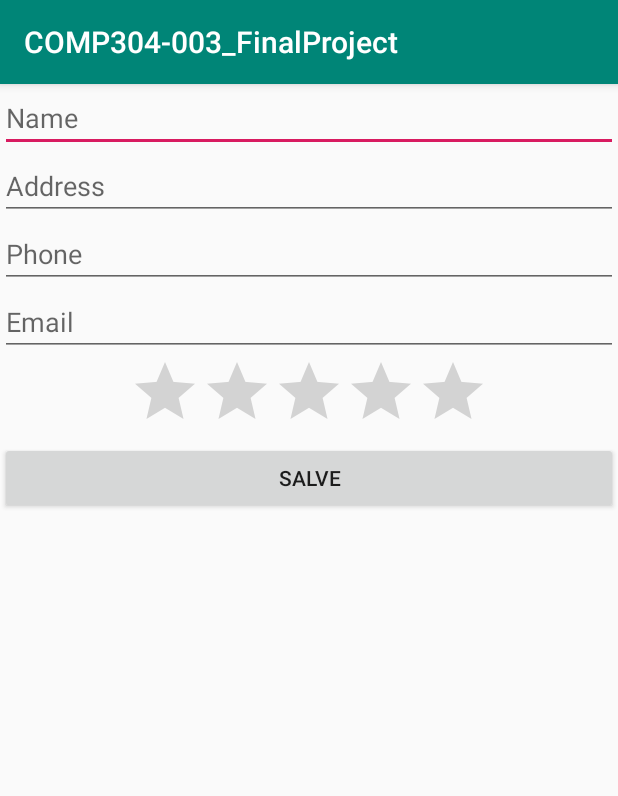
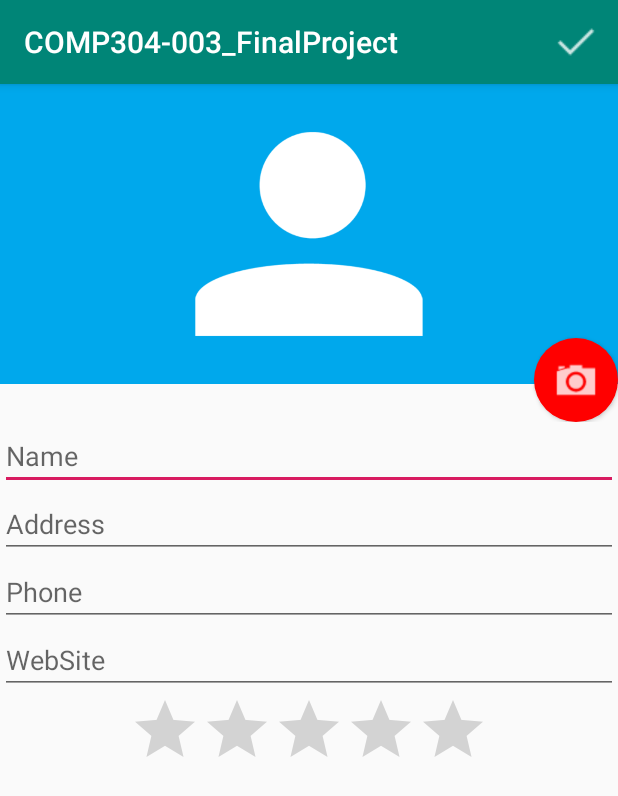
Before and after one commit to harpreetkaur6739/androidproject, an Android app: the AddUser screen opened directly, with no data from a screen before it, on a phone screen of 412 x 824 dp. Shown: the top 796 px of the screen. Run offline under Robolectric (Android 15) with nearby library versions, the phone set to English and light mode, and no system bars.

```diff
--- a/COMP304003_FinalProject/app/src/main/AndroidManifest.xml
+++ b/COMP304003_FinalProject/app/src/main/AndroidManifest.xml
@@ -1,6 +1,9 @@
 <?xml version="1.0" encoding="utf-8"?>
 <manifest xmlns:android="http://schemas.android.com/apk/res/android"
     package="com.example.comp304_003_finalproject">
+
+    <uses-permission android:name="android.permission.CALL_PHONE"/>
+
 
     <application
         android:allowBackup="true"
--- a/COMP304003_FinalProject/app/src/main/java/com/example/comp304_003_finalproject/AddUser.java
+++ b/COMP304003_FinalProject/app/src/main/java/com/example/comp304_003_finalproject/AddUser.java
@@ -1,13 +1,76 @@
 package com.example.comp304_003_finalproject;
 
+import android.content.Intent;
 import android.support.v7.app.AppCompatActivity;
 import android.os.Bundle;
+import android.view.Menu;
+import android.view.MenuInflater;
+import android.view.MenuItem;
+
+import android.widget.EditText;
+import android.widget.Toast;
+
+import com.example.comp304_003_finalproject.database.EmployeeDAO;
+import com.example.comp304_003_finalproject.model.Employee;
 
 public class AddUser extends AppCompatActivity {
+
+    private UserHelper helper;
 
     @Override
     protected void onCreate(Bundle savedInstanceState) {
         super.onCreate(savedInstanceState);
         setContentView(R.layout.activity_add_user);
+
+        helper = new UserHelper (this);
+
+        Intent intent = getIntent();
+
+        Employee employee = (Employee)  intent.getSerializableExtra("employee");
+
+        if (employee !=null) {
+            helper.fieldTheEmployee(employee);
+        }
+
+
+
+    }
+
+    @Override
+    public boolean onCreateOptionsMenu(Menu menu) {
+
+        MenuInflater inflater = getMenuInflater();
+        inflater.inflate(R.menu.menu_adduser, menu);
+
+        return super.onCreateOptionsMenu(menu);
+
+
+    }
+
+    @Override
+    public boolean onOptionsItemSelected(MenuItem item) {
+        switch (item.getItemId()) {
+            case R.id.menu_addUser:
+
+                Employee employee = helper.getEmployee();
+                EmployeeDAO dao = new EmployeeDAO(this);
+
+                if (employee.getId() != null)  {
+                    dao.upadate(employee);
+                } else {
+                    dao.insert(employee);
+                }
+
+
+                dao.close();
+
+                Toast.makeText(AddUser.this, "Salve:" + employee.getName(), Toast.LENGTH_SHORT).show();
+
+                finish();
+                break;
+
+        }
+        return super.onOptionsItemSelected(item);
+
     }
 }
--- /dev/null
+++ b/COMP304003_FinalProject/app/src/main/java/com/example/comp304_003_finalproject/UserHelper.java
@@ -0,0 +1,50 @@
+package com.example.comp304_003_finalproject;
+
+import android.widget.EditText;
+import android.widget.RatingBar;
+
+import com.example.comp304_003_finalproject.model.Employee;
+
+public class UserHelper {
+
+    private final EditText empName;
+    private final EditText empAddress;
+    private final EditText empPhone;
+    private final EditText empSite;
+    private final RatingBar empScore;
+
+    private Employee employee;
+
+    public UserHelper(AddUser activity)  {
+         empName = (EditText) activity.findViewById(R.id.employee_name);
+         empAddress = (EditText) activity.findViewById(R.id.employee_address);
+         empPhone = (EditText) activity.findViewById(R.id.employee_phone);
+         empSite = (EditText) activity.findViewById(R.id.employee_site);
+         empScore = (RatingBar) activity.findViewById(R.id.employee_score);
+
+         employee = new Employee();
+    }
+
+    public Employee getEmployee() {
+
+        Employee employee = new Employee();
+        employee.setName(empName.getText().toString());
+        employee.setAddress(empAddress.getText().toString());
+        employee.setPhone(empPhone.getText().toString());
+        employee.setSite(empSite.getText().toString());
+        employee.setScore(Double.valueOf(empScore.getProgress()));
+
+        return employee;
+
+    }
+
+    public void fieldTheEmployee(Employee employee) {
+        empName.setText(employee.getName());
+        empAddress.setText(employee.getAddress());
+        empPhone.setText(employee.getPhone());
+        empSite.setText(employee.getSite());
+        empScore.setProgress(employee.getScore().intValue());
+
+        this.employee = employee;
+    }
+}
--- a/COMP304003_FinalProject/app/src/main/java/com/example/comp304_003_finalproject/database/DatabaseHandler.java
+++ b/COMP304003_FinalProject/app/src/main/java/com/example/comp304_003_finalproject/database/DatabaseHandler.java
@@ -11,6 +11,7 @@ import com.example.comp304_003_finalproject.R;
 import java.util.ArrayList;
 import java.util.HashMap;
 import java.util.List;
+
 
 public class DatabaseHandler {
 
--- a/COMP304003_FinalProject/app/src/main/java/com/example/comp304_003_finalproject/database/DatabaseManager.java
+++ b/COMP304003_FinalProject/app/src/main/java/com/example/comp304_003_finalproject/database/DatabaseManager.java
@@ -4,6 +4,8 @@ import android.content.Context;
 import android.database.sqlite.SQLiteDatabase;
 import android.database.sqlite.SQLiteOpenHelper;
 import com.example.comp304_003_finalproject.R;
+
+
 
 public class DatabaseManager extends SQLiteOpenHelper {
     //
--- /dev/null
+++ b/COMP304003_FinalProject/app/src/main/res/drawable/background_photo.xml
@@ -0,0 +1,16 @@
+<?xml version="1.0" encoding="utf-8"?>
+<layer-list xmlns:android="http://schemas.android.com/apk/res/android">
+    <item>
+        <shape
+            android:shape="oval">
+            <solid android:color="#ff0000"/>
+            <padding android:top="10dp"
+                android:bottom="10dp"
+                android:left="10dp"
+                android:right="10dp">
+
+            </padding>
+        </shape>
+    </item>
+    <item android:drawable="@drawable/ic_camera"/>
+</layer-list>
--- a/COMP304003_FinalProject/app/src/main/res/layout/activity_add_user.xml
+++ b/COMP304003_FinalProject/app/src/main/res/layout/activity_add_user.xml
@@ -7,33 +7,56 @@
     tools:context=".AddUser"
     android:orientation="vertical">
 
+    <RelativeLayout
+        android:layout_width="match_parent"
+
+        android:layout_height="225dp">
+
+        <ImageView
+            android:id="@+id/image_photo"
+            android:layout_width="match_parent"
+            android:layout_height="200dp"
+            android:src="@drawable/person"
+            android:background="#00A8EC"/>
+
+        <Button
+            android:id="@+id/image_button"
+            android:layout_width="56dp"
+            android:layout_height="56dp"
+        android:background="@drawable/background_photo"
+            android:layout_alignParentBottom="true"
+            android:layout_alignParentRight="true"/>
+
+
+    </RelativeLayout>
+
     <EditText android:hint="Name"
         android:layout_width="match_parent"
-        android:layout_height="wrap_content" />
+        android:layout_height="wrap_content"
+        android:id="@+id/employee_name" />
 
     <EditText android:hint="Address"
         android:layout_width="match_parent"
-        android:layout_height="wrap_content" />
+        android:layout_height="wrap_content"
+        android:id="@+id/employee_address" />
 
     <EditText android:hint="Phone"
         android:layout_width="match_parent"
-        android:layout_height="wrap_content" />
+        android:layout_height="wrap_content"
+        android:id="@+id/employee_phone" />
 
-    <EditText android:hint="Email"
+    <EditText android:hint="WebSite"
         android:layout_width="match_parent"
-        android:layout_height="wrap_content" />
+        android:layout_height="wrap_content"
+        android:id="@+id/employee_site" />
 
     <RatingBar
         android:layout_width="wrap_content"
         android:layout_height="wrap_content"
         android:numStars="5"
         android:max="10"
-        android:layout_gravity="center" />
-
-    <Button
-        android:layout_width="match_parent"
-        android:layout_height="wrap_content"
-        android:text="Salve"/>
+        android:layout_gravity="center"
+        android:id="@+id/employee_score" />
 
 
 </LinearLayout>
--- /dev/null
+++ b/COMP304003_FinalProject/app/src/main/res/menu/menu_adduser.xml
@@ -0,0 +1,14 @@
+<?xml version="1.0" encoding="utf-8"?>
+<menu xmlns:android="http://schemas.android.com/apk/res/android"
+    xmlns:app="http://schemas.android.com/apk/res-auto"
+    xmlns:tools="http://schemas.android.com/tools"
+    tools:showIn="navigation_view"
+    tools:context="com.example.comp304_003_finalproject.AddUser">
+
+    <item
+        android:id="@+id/menu_addUser"
+        android:title="Ok"
+        android:icon="@drawable/ic_confirmar"
+        app:showAsAction="always"/>
+
+</menu>
```
Also changed, not shown: COMP304003_FinalProject/app/src/main/java/com/example/comp304_003_finalproject/AdminHome.java (+142 -3 lines), COMP304003_FinalProject/app/src/main/java/com/example/comp304_003_finalproject/database/EmployeeDAO.java (added, +115 -0 lines), COMP304003_FinalProject/app/src/main/java/com/example/comp304_003_finalproject/model/Employee.java (added, +66 -0 lines), COMP304003_FinalProject/app/src/main/res/drawable/background.xml (added, +8 -0 lines), COMP304003_FinalProject/app/src/main/res/layout/activity_admin_home.xml (+20 -2 lines), COMP304003_FinalProject/app/src/main/res/drawable/ic_camera.png (added), COMP304003_FinalProject/app/src/main/res/drawable/ic_confirmar.png (added), COMP304003_FinalProject/app/src/main/res/drawable/person.png (added).
